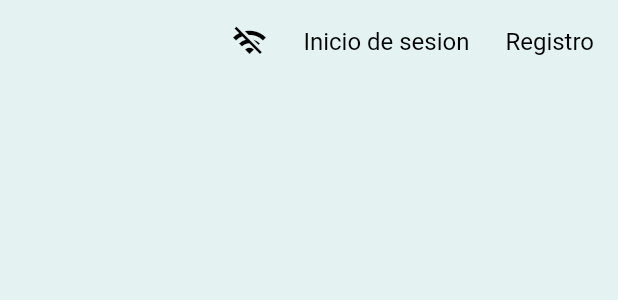
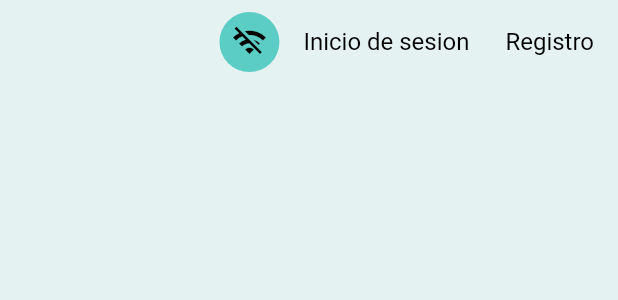
Before and after one commit to Emmanueloz/frontend_water_quality, a Flutter app: the AppBarNavigation widget shown alone on an empty page, opened directly with empty values, on a phone screen of 412 x 824 dp. Shown: the top 300 px of the screen. Run offline on Flutter 3.47's test engine with Material 3 defaults, Android fonts, the phone set to English and light mode, and no system bars; our stand-ins replace connectivity_plus, dio, fl_chart, flutter_blue_plus, flutter_map, go_router and 4 more; missing offline and left inert: flutter_map_cancellable_tile_provider, girix_code_gauge, intl_mobile_field, onesignal_flutter; accounts and stored records are empty; network calls fail.

Commit message:
feat: cambio de colores para los iconos

```diff
--- a/lib/core/theme/theme.dart
+++ b/lib/core/theme/theme.dart
@@ -129,7 +129,7 @@ class AppTheme {
       ),
       navigationRailTheme: NavigationRailThemeData(
         backgroundColor: colorScheme.primary,
-        selectedIconTheme: IconThemeData(color: colorScheme.surface),
+        selectedIconTheme: IconThemeData(color: colorScheme.onPrimary),
         unselectedIconTheme: IconThemeData(color: colorScheme.surface),
         indicatorColor: colorScheme.tertiary,
         selectedLabelTextStyle: textTheme.titleMedium?.copyWith(
@@ -187,12 +187,12 @@ class AppTheme {
       ),
       iconButtonTheme: IconButtonThemeData(
         style: IconButton.styleFrom(
-          foregroundColor: colorScheme.tertiary,
+          backgroundColor: colorScheme.tertiary,
+          foregroundColor: colorScheme.onPrimary,
         ),
       ),
       textButtonTheme: TextButtonThemeData(
         style: TextButton.styleFrom(
-          iconColor: colorScheme.primary,
           foregroundColor: textColor,
           textStyle: textTheme.bodyMedium,
         ),
--- a/lib/presentation/widgets/common/organisms/app_bar_navigation.dart
+++ b/lib/presentation/widgets/common/organisms/app_bar_navigation.dart
@@ -16,6 +16,11 @@ class AppBarNavigation extends StatelessWidget implements PreferredSizeWidget {
 
   @override
   Widget build(BuildContext context) {
+    final theme = Theme.of(context);
+    final styleButton = IconButton.styleFrom(
+      backgroundColor: theme.colorScheme.surface,
+    );
+
     return Consumer2<ConnectivityProvider, AuthProvider>(
       builder: (context, connectivityProvider, authProvider, child) {
         List<Widget> actions = [];
@@ -45,6 +50,7 @@ class AppBarNavigation extends StatelessWidget implements PreferredSizeWidget {
             ),
             IconButton(
               icon: const Icon(Icons.notifications_outlined),
+              style: styleButton,
               onPressed: () {
                 if (isOffline) {
                   return;
@@ -70,6 +76,7 @@ class AppBarNavigation extends StatelessWidget implements PreferredSizeWidget {
                 authProvider.logout();
                 context.goNamed(Routes.login.name);
               },
+              style: styleButton,
               icon: Icon(
                 Icons.logout,
               ),
```
